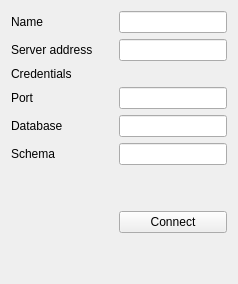
GeoCat/qgis-bridge-plugin, file geocatbridge/servers/views/postgis.ui: the form before one commit.
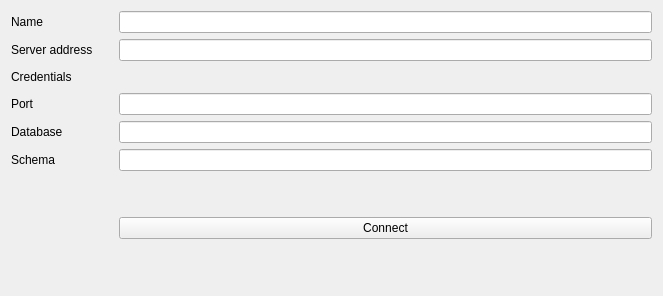
The form after the commit.

```diff
--- a/geocatbridge/servers/views/postgis.ui
+++ b/geocatbridge/servers/views/postgis.ui
@@ -2,6 +2,20 @@
 <ui version="4.0">
  <class>widgetPostgis</class>
  <widget class="QWidget" name="widgetPostgis">
+  <property name="geometry">
+   <rect>
+    <x>0</x>
+    <y>0</y>
+    <width>663</width>
+    <height>296</height>
+   </rect>
+  </property>
+  <property name="sizePolicy">
+   <sizepolicy hsizetype="Maximum" vsizetype="Minimum">
+    <horstretch>0</horstretch>
+    <verstretch>0</verstretch>
+   </sizepolicy>
+  </property>
   <layout class="QGridLayout" name="gridLayout_3">
    <item row="0" column="0">
     <widget class="QLabel" name="label_9">
@@ -48,6 +62,9 @@
      <property name="orientation">
       <enum>Qt::Vertical</enum>
      </property>
+     <property name="sizeType">
+      <enum>QSizePolicy::MinimumExpanding</enum>
+     </property>
      <property name="sizeHint" stdset="0">
       <size>
        <width>20</width>
@@ -82,6 +99,18 @@
    </item>
    <item row="2" column="2">
     <widget class="QWidget" name="postgisAuthWidget" native="true">
+     <property name="sizePolicy">
+      <sizepolicy hsizetype="Preferred" vsizetype="Fixed">
+       <horstretch>0</horstretch>
+       <verstretch>0</verstretch>
+      </sizepolicy>
+     </property>
+     <property name="minimumSize">
+      <size>
+       <width>0</width>
+       <height>20</height>
+      </size>
+     </property>
      <property name="maximumSize">
       <size>
        <width>16777215</width>
```
